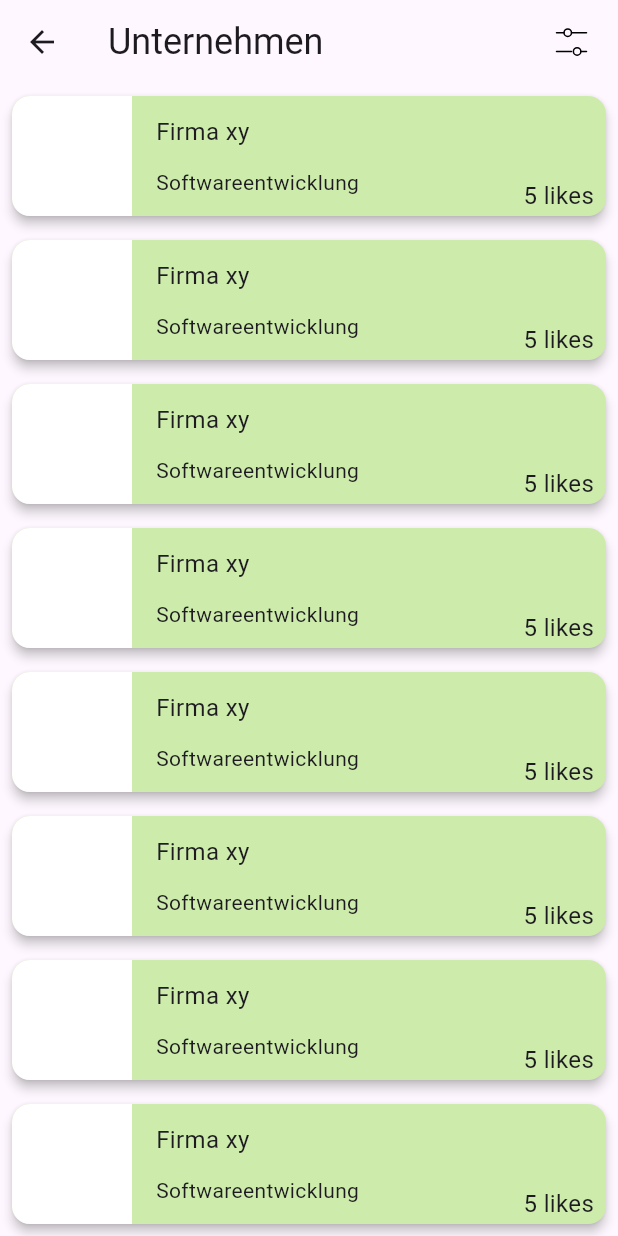
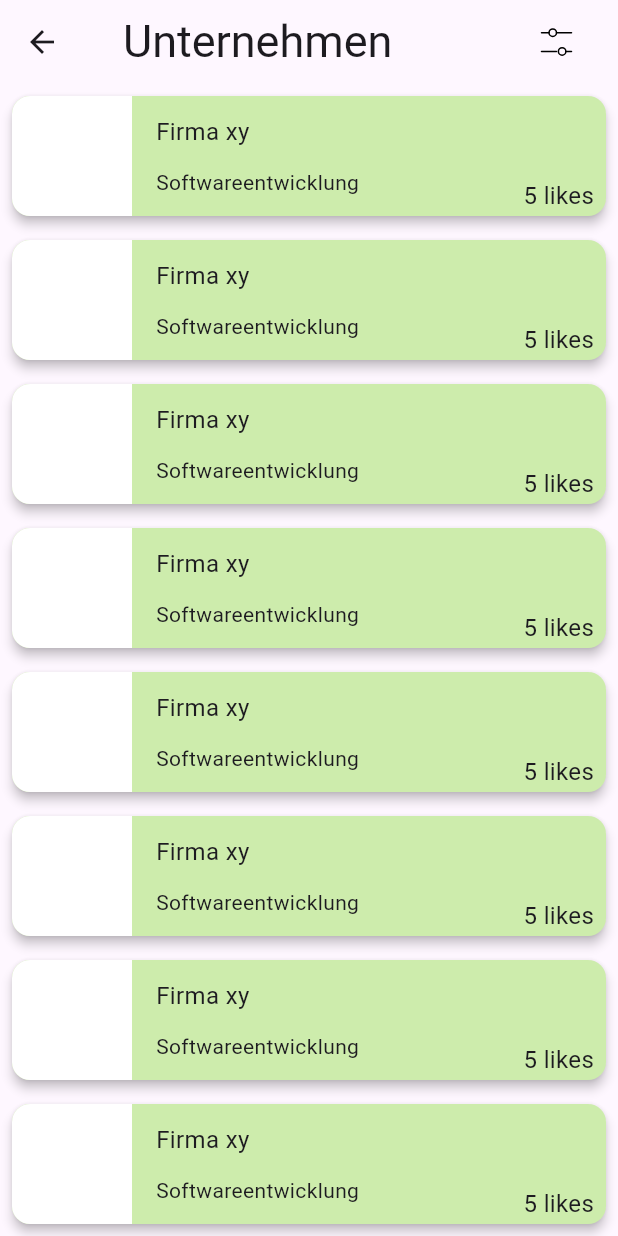
Before and after one commit to FH-JOANNEUM-MSD/dual-job-date-mobile, a Flutter app: the Companies screen opened directly, on a phone screen of 412 x 824 dp. Run offline on Flutter 3.47's test engine with Material 3 defaults, Android fonts, the phone set to English and light mode, and no system bars; our stand-ins replace animated_splash_screen, flutter_svg.

Commit message:
changed appbar in companies screen

```diff
--- a/lib/tabs/companies.dart
+++ b/lib/tabs/companies.dart
@@ -18,13 +18,16 @@ class _CompaniesState extends State<Companies> {
   Widget build(BuildContext context) {
     return Scaffold(
         appBar: AppBar(
-          title: Row(
+          scrolledUnderElevation: 0,
+          title: Padding(
+            padding: const EdgeInsets.symmetric(horizontal: 10.0),
+            child: Row(
                 mainAxisAlignment: MainAxisAlignment.spaceBetween,
                 crossAxisAlignment: CrossAxisAlignment.center,
                 children: <Widget>[
                   const Text(
                     'Unternehmen',
-                  style: TextStyle(fontSize: 24.0),
+                    style: TextStyle(fontSize: 30.0),
                   ),
                   InkWell(
                     onTap: () {
@@ -40,6 +43,7 @@ class _CompaniesState extends State<Companies> {
                   ),
                 ]),
           ),
+        ),
         body: ListView.builder(
             itemCount: 10,
             itemBuilder: (context, index) {
```
Lines whose indentation alone changed are shown as unchanged.
